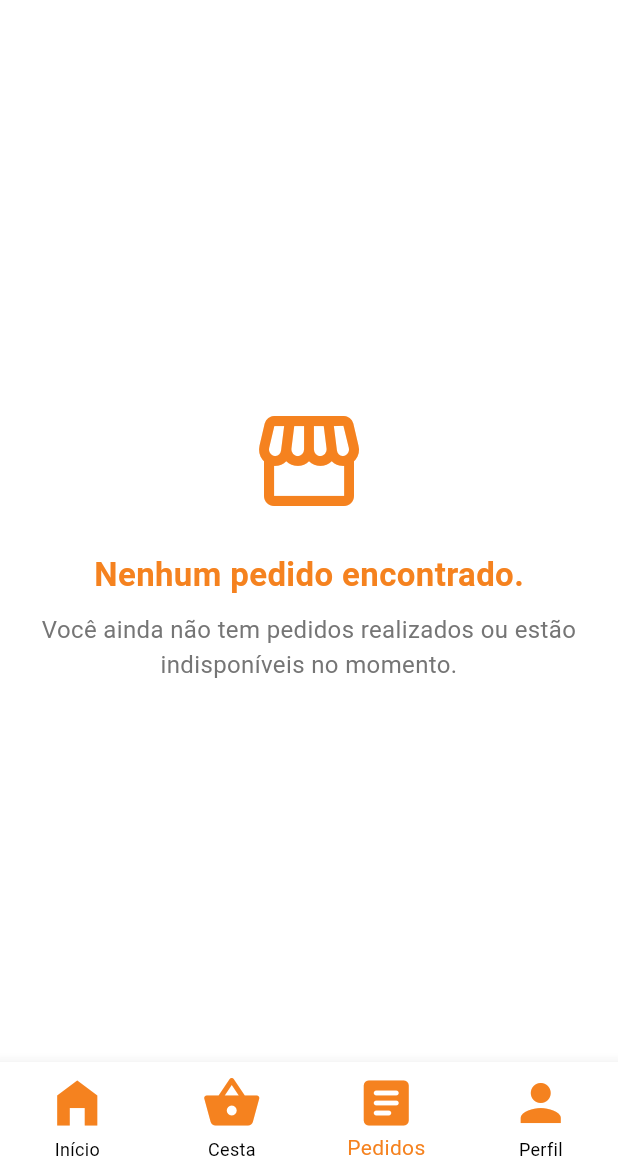
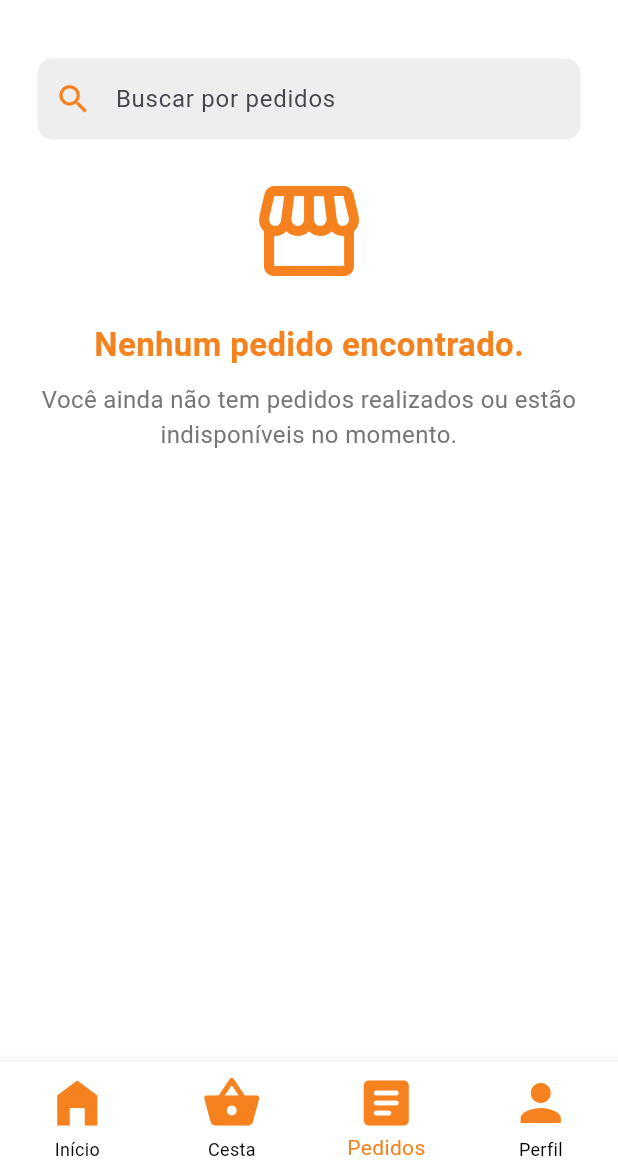
Before and after one commit to lmtsufape/vida-agroecologica-app-comercio-consumidor, a Flutter app: the PurchasesScreen screen opened by its route, on a phone screen of 412 x 824 dp, the part 63-1236 px from its top. Run offline on Flutter 3.47's test engine with Material 3 defaults, Android fonts, the phone set to English and light mode, and no system bars; our stand-ins replace bot_toast, brasil_fields, device_preview, dio, flutter_local_notifications, flutter_secure_storage and 7 more; missing offline and left inert: rate_my_app; accounts and stored records are empty; network calls fail; statements that could not run were skipped; project files that could hold a hidden picture were left out.

Commit message:
Busca adicionada nas telas Inicio e Pedidos

```diff
--- a/lib/screens/pedidos/purchases_screen.dart
+++ b/lib/screens/pedidos/purchases_screen.dart
@@ -1,5 +1,3 @@
-// ignore_for_file: avoid_print
-
 import 'package:ecommercebonito/shared/components/bottomNavigation/BottomNavigation.dart';
 import 'package:ecommercebonito/shared/core/repositories/pedidos_repository.dart';
 import 'package:flutter/material.dart';
@@ -10,6 +8,7 @@ import 'package:ecommercebonito/shared/core/controllers/pedidos_controller.dart'
 import 'package:ecommercebonito/components/appBar/custom_app_bar.dart';
 import 'package:ecommercebonito/components/forms/custom_order.dart';
 import 'package:ecommercebonito/components/utils/vertical_spacer_box.dart';
+import 'package:ecommercebonito/components/buttons/custom_search_field.dart';
 import '../../shared/constants/app_enums.dart';
 
 class PurchasesScreen extends StatefulWidget {
@@ -56,13 +55,28 @@ class _PurchasesScreenState extends State<PurchasesScreen> {
               color: kOnSurfaceColor,
               width: MediaQuery.of(context).size.width,
               padding: const EdgeInsets.all(20),
-              child: controller.orders.isNotEmpty
-                  ? SingleChildScrollView(
               child: Column(
+                crossAxisAlignment: CrossAxisAlignment.start,
                 children: [
-                          const VerticalSpacerBox(size: SpacerSize.small),
-                          ...List.generate(controller.orders.length, (index) {
-                            var order = controller.orders[index];
+                  CustomSearchField(
+                    fillColor: kOnBackgroundColorText,
+                    iconColor: kDetailColor,
+                    hintText: 'Buscar por pedidos',
+                    padding: const EdgeInsets.all(5.0),
+                    onSearch: (query) {
+                      controller.searchOrders(query);
+                    },
+                    setLoading: (bool loading) {
+                      // Implementar estado de carregamento se necessário
+                    },
+                  ),
+                  const SizedBox(height: 16),
+                  controller.filteredOrders.isNotEmpty
+                      ? Expanded(
+                          child: ListView.builder(
+                            itemCount: controller.filteredOrders.length,
+                            itemBuilder: (context, index) {
+                              var order = controller.filteredOrders[index];
                               return OrderCard(
                                 orderNumber: '#${index + 1}',
                                 sellerName:
@@ -73,12 +87,12 @@ class _PurchasesScreenState extends State<PurchasesScreen> {
                                 status: order.status,
                                 onTap: () => _onOrderTapped(order.id),
                               );
-                          }),
-                          const VerticalSpacerBox(size: SpacerSize.medium),
-                        ],
+                            },
                           ),
                         )
                       : _buildEmptyListWidget(),
+                ],
+              ),
             ),
           );
         },
```
Also changed, not shown: lib/screens/banca/banca_screen.dart (+110 -92 lines), lib/shared/core/controllers/banca_controller.dart (+14 -3 lines), lib/shared/core/controllers/pedidos_controller.dart (+16 -5 lines). Lines whose indentation alone changed are shown as unchanged.
